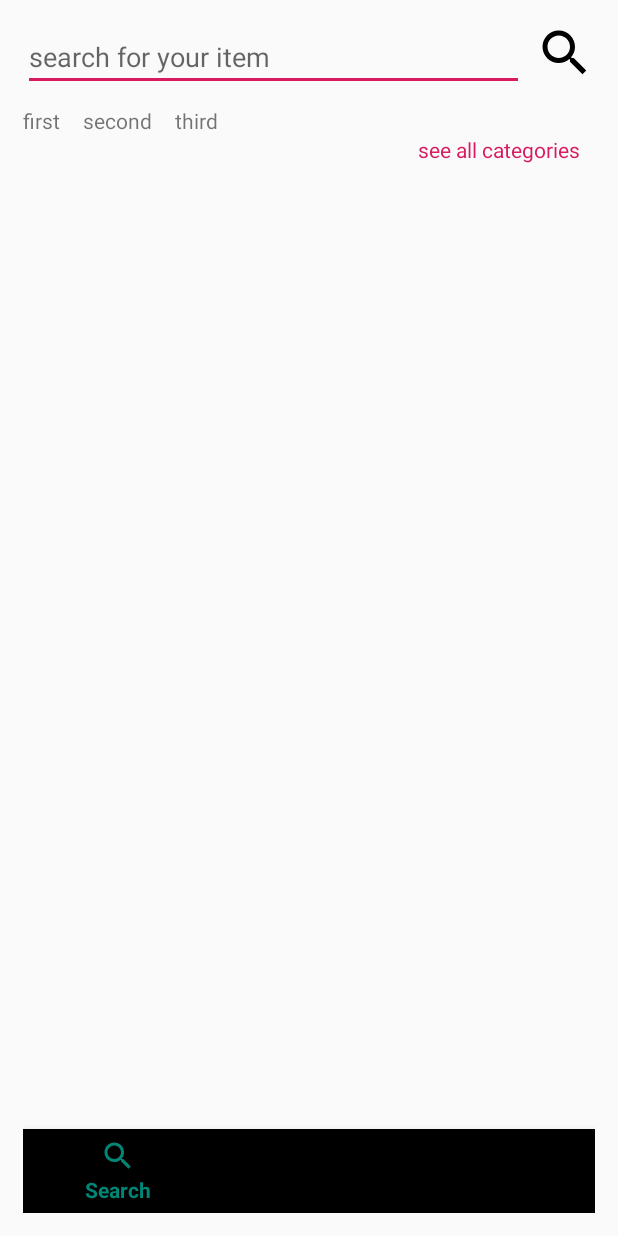
After one commit to musiracodes/mama-mboga-app, an Android app: the layout activity_search.xml on its own in the app's theme, with its tools: preview values and no code run, on a phone screen of 412 x 824 dp. The commit adds this screen. Run offline under Robolectric (Android 15) with nearby library versions, the phone set to English and light mode, and no system bars.

Commit message:
created search activity

```diff
--- a/app/src/main/AndroidManifest.xml
+++ b/app/src/main/AndroidManifest.xml
@@ -11,7 +11,11 @@
         android:roundIcon="@mipmap/ic_launcher_round"
         android:supportsRtl="true"
         android:theme="@style/AppTheme">
-        <activity android:name=".GroceryItemActivity"></activity>
+        <activity android:name=".ShowItemsByCategoryActivity"></activity>
+        <activity
+            android:name=".SearchActivity"
+            android:windowSoftInputMode="adjustPan|adjustResize" />
+        <activity android:name=".GroceryItemActivity" />
         <activity android:name=".MainActivity">
             <intent-filter>
                 <action android:name="android.intent.action.MAIN" />
--- a/app/src/main/java/ke/co/musira/mamamboga/MainFragment.java
+++ b/app/src/main/java/ke/co/musira/mamamboga/MainFragment.java
@@ -148,6 +148,9 @@ public class MainFragment extends Fragment {
                 switch (menuItem.getItemId()) {
                     case R.id.search:
                         //TODO: fix this
+                        Intent intent = new Intent(getActivity(), SearchActivity.class);
+                        intent.setFlags(Intent.FLAG_ACTIVITY_CLEAR_TASK | Intent.FLAG_ACTIVITY_NEW_TASK);
+                        startActivity(intent);
                         break;
                     case R.id.homeActivity:
 
--- /dev/null
+++ b/app/src/main/res/layout/activity_search.xml
@@ -0,0 +1,88 @@
+<?xml version="1.0" encoding="utf-8"?>
+<RelativeLayout xmlns:android="http://schemas.android.com/apk/res/android"
+    xmlns:app="http://schemas.android.com/apk/res-auto"
+    xmlns:tools="http://schemas.android.com/tools"
+    android:layout_width="match_parent"
+    android:layout_height="match_parent"
+    tools:context=".SearchActivity"
+    android:padding="15dp">
+
+    <RelativeLayout
+        android:layout_width="match_parent"
+        android:layout_height="wrap_content"
+        android:id="@+id/firstRelLayout">
+
+        <EditText
+            android:layout_width="match_parent"
+            android:layout_height="wrap_content"
+            android:hint="search for your item"
+            android:id="@+id/edtTxtSearchBar"
+            android:layout_toLeftOf="@+id/btnSearch"
+            android:layout_marginRight="7dp"/>
+
+        <ImageView
+            android:layout_width="40dp"
+            android:layout_height="40dp"
+            android:src="@drawable/ic_search"
+            android:layout_alignParentRight="true"
+            android:id="@+id/btnSearch"/>
+
+    </RelativeLayout>
+
+    <LinearLayout
+        android:layout_width="match_parent"
+        android:layout_height="wrap_content"
+        android:id="@+id/linearLayout"
+        android:orientation="horizontal"
+        android:layout_below="@+id/firstRelLayout"
+        android:layout_marginTop="10dp">
+
+        <TextView
+            android:layout_width="wrap_content"
+            android:layout_height="wrap_content"
+            android:id="@+id/firstCategory"
+            android:text="first"/>
+
+        <TextView
+            android:layout_width="wrap_content"
+            android:layout_height="wrap_content"
+            android:id="@+id/secondCategory"
+            android:text="second"
+            android:layout_marginLeft="15dp"/>
+
+        <TextView
+            android:layout_width="wrap_content"
+            android:layout_height="wrap_content"
+            android:id="@+id/thirdCategory"
+            android:text="third"
+            android:layout_marginLeft="15dp"/>
+
+    </LinearLayout>
+
+    <TextView
+        android:layout_width="wrap_content"
+        android:layout_height="wrap_content"
+        android:text="see all categories"
+        android:textColor="@color/colorAccent"
+        android:layout_below="@+id/linearLayout"
+        android:layout_alignParentRight="true"
+        android:layout_marginRight="10dp"
+        android:id="@+id/btnAllCategories"/>
+
+
+    <androidx.recyclerview.widget.RecyclerView
+        android:layout_width="match_parent"
+        android:layout_height="wrap_content"
+        android:id="@+id/recyclerView"
+        android:layout_below="@+id/btnAllCategories"
+        android:layout_marginTop="20dp"/>
+
+
+    <com.google.android.material.bottomnavigation.BottomNavigationView
+        android:id="@+id/bottomNavigationView"
+        android:layout_width="match_parent"
+        android:layout_height="wrap_content"
+        android:layout_alignParentBottom="true"
+        app:menu="@menu/bottom_nav_menu" />
+
+</RelativeLayout>
```
Also changed, not shown: app/src/main/java/ke/co/musira/mamamboga/SearchActivity.java (added, +195 -0 lines), app/src/main/java/ke/co/musira/mamamboga/ShowAllCategoriesDialog.java (added, +57 -0 lines), app/src/main/java/ke/co/musira/mamamboga/ShowItemsByCategoryActivity.java (added, +52 -0 lines), app/src/main/java/ke/co/musira/mamamboga/Utils.java (+116 -0 lines), app/src/main/res/layout/activity_show_items_by_category.xml (added, +37 -0 lines), app/src/main/res/layout/dialog_show_all_categories.xml (added, +7 -0 lines).
